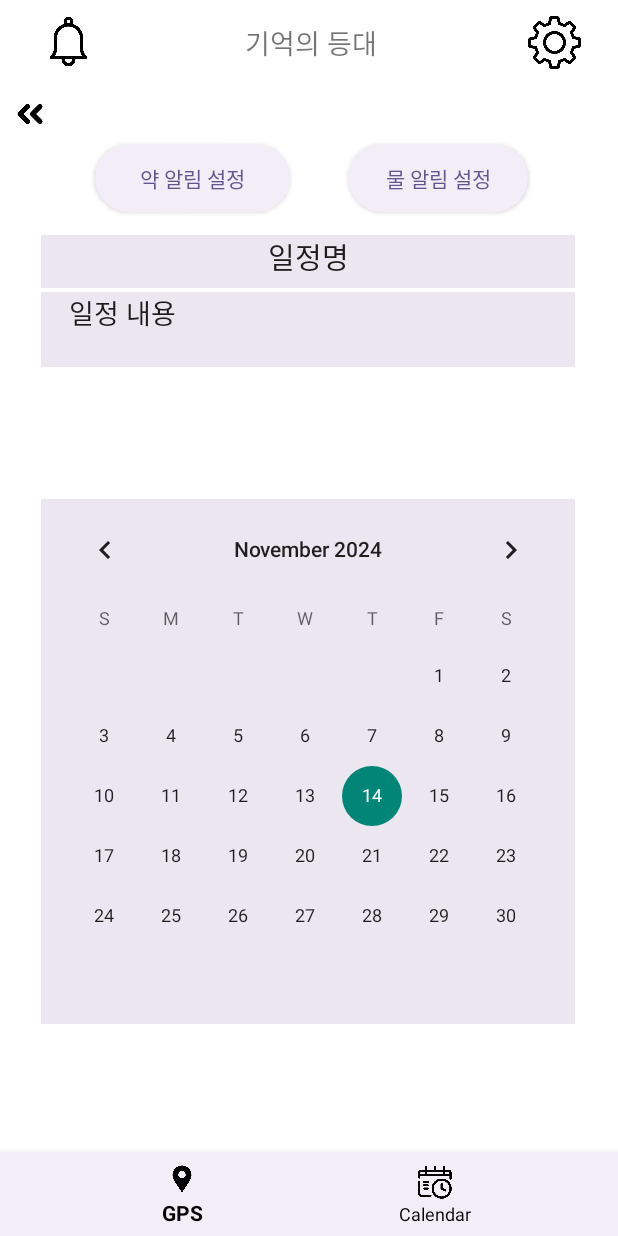
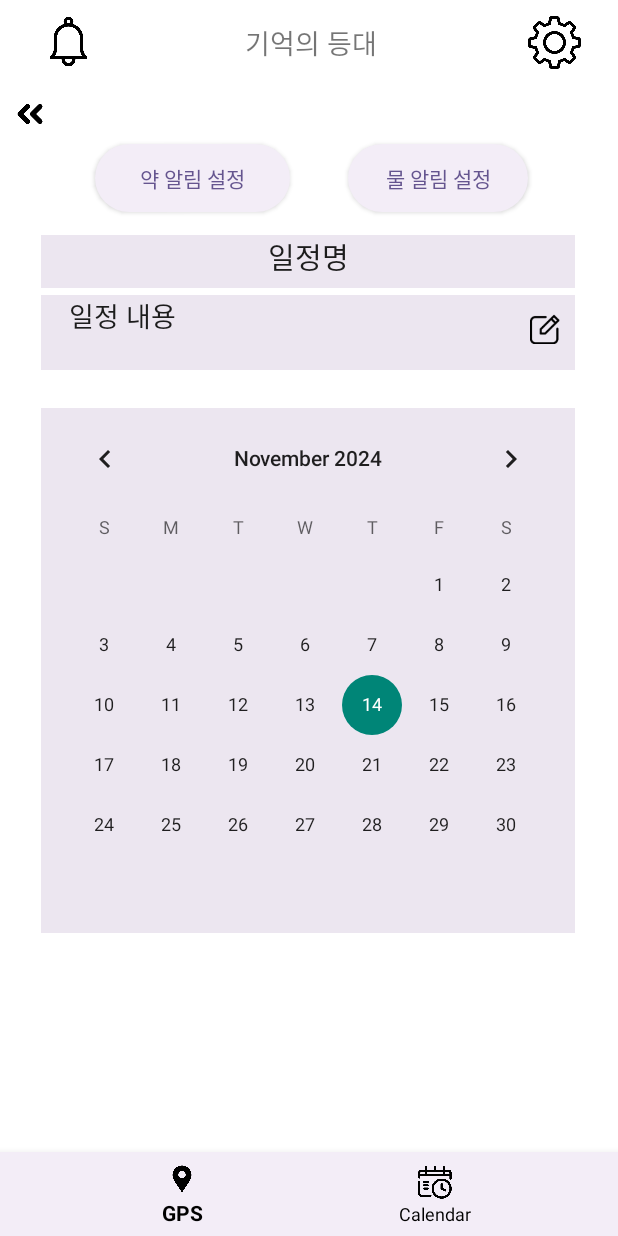
Before and after one commit to Avy012/Care-Assistant, an Android app: the CalenderActivity screen opened directly, with no data from a screen before it, on a phone screen of 412 x 824 dp. Run offline under Robolectric (Android 15) with nearby library versions, the phone set to English and light mode, and no system bars.

Commit message:
1114_캘린더 다시 엎기3

```diff
--- a/Care-Assistant-develop/Care-Assistant-develop/LightHouseOfMemory/app/src/main/java/com/example/lighthouseofmemory/CalenderActivity.java
+++ b/Care-Assistant-develop/Care-Assistant-develop/LightHouseOfMemory/app/src/main/java/com/example/lighthouseofmemory/CalenderActivity.java
@@ -3,6 +3,7 @@ package com.example.lighthouseofmemory;
 import android.content.Intent;
 import android.os.Bundle;
 import android.view.View;
+import android.widget.Button;
 import android.widget.CalendarView;
 import android.widget.ImageButton;
 import android.widget.TextView;
@@ -11,14 +12,21 @@ import androidx.appcompat.app.AppCompatActivity;
 
 public class CalenderActivity extends AppCompatActivity {
 
+    TextView detailTextView;
+    TextView dateTextView;
+    ImageButton Back_b;
+    ImageButton Setting_b;
+    CalendarView calendarView;
+    Button Edit_b;
     @Override
     protected void onCreate(Bundle savedInstanceState) {
         super.onCreate(savedInstanceState);
         setContentView(R.layout.activity_calender);
 
-        TextView detailTextView = findViewById(R.id.detailTextView);
-        TextView dateTextView = findViewById(R.id.dateTextView);
-        ImageButton Back_b = findViewById(R.id.Back_b); // 뒤로 되돌아가는 버튼
+        detailTextView = findViewById(R.id.detailTextView);
+        dateTextView = findViewById(R.id.dateTextView);
+
+        Back_b = findViewById(R.id.Back_b); // 뒤로 되돌아가는 버튼
         Back_b.setOnClickListener(new View.OnClickListener() {
             @Override
             public void onClick(View v) {
@@ -26,7 +34,7 @@ public class CalenderActivity extends AppCompatActivity {
             }
         });
 
-        ImageButton Setting_b = findViewById(R.id.Setting_b); // 설정화면으로 이동하는 버튼
+        Setting_b = findViewById(R.id.Setting_b); // 설정화면으로 이동하는 버튼
         Setting_b.setOnClickListener(new View.OnClickListener() {
             @Override
             public void onClick(View view) {
@@ -35,8 +43,8 @@ public class CalenderActivity extends AppCompatActivity {
             }
         });
 
-        // CalendarView 설정
-        CalendarView calendarView = findViewById(R.id.calendarView);
+        // CalendarView, 날짜를 클릭하면 일정표에
+        calendarView = findViewById(R.id.calendarView);
         calendarView.setOnDateChangeListener(new CalendarView.OnDateChangeListener() {
             @Override
             public void onSelectedDayChange(CalendarView view, int year, int month, int dayOfMonth) {
@@ -55,5 +63,9 @@ public class CalenderActivity extends AppCompatActivity {
                 startActivity(intent);
             }
         });
+
+    Edit_b = findViewById(R.id.edit_b); //이 버튼을 누르면 클릭한 날짜에 해당하는 scheduleActivity로 이동
+
+
     }
 }
--- a/Care-Assistant-develop/Care-Assistant-develop/LightHouseOfMemory/app/src/main/res/layout/activity_calender.xml
+++ b/Care-Assistant-develop/Care-Assistant-develop/LightHouseOfMemory/app/src/main/res/layout/activity_calender.xml
@@ -89,12 +89,12 @@
         android:layout_width="356dp"
         android:layout_height="350dp"
         android:background="#ECE6F0"
-        android:layout_marginBottom="5dp"
+        android:layout_marginTop="25dp"
         app:layout_constraintBottom_toTopOf="@+id/bottomNavigationView"
         app:layout_constraintEnd_toEndOf="parent"
         app:layout_constraintHorizontal_bias="0.49"
         app:layout_constraintStart_toStartOf="parent"
-        app:layout_constraintTop_toBottomOf="@+id/toolbar"
+        app:layout_constraintTop_toBottomOf="@+id/detailTextView"
         app:layout_constraintVertical_bias="0.776" />
 
     <Button
@@ -137,6 +137,7 @@
         android:textAlignment="center"
         android:textColor="@color/gray"
         android:textSize="19sp"
+        app:layout_constraintVertical_chainStyle="packed"
         app:layout_constraintEnd_toEndOf="parent"
         app:layout_constraintHorizontal_bias="0.49"
         app:layout_constraintStart_toStartOf="parent"
@@ -151,10 +152,22 @@
         android:text="    일정 내용"
         android:textColor="@color/gray"
         android:textSize="18sp"
+        app:layout_constraintVertical_chainStyle="packed"
         app:layout_constraintBottom_toTopOf="@+id/calendarView"
         app:layout_constraintEnd_toEndOf="parent"
         app:layout_constraintHorizontal_bias="0.49"
         app:layout_constraintStart_toStartOf="parent"
         app:layout_constraintTop_toBottomOf="@+id/dateTextView"
         app:layout_constraintVertical_bias="0.029" />
+
+    <Button
+        android:id="@+id/edit_b"
+        android:layout_width="20dp"
+        android:layout_height="20dp"
+        android:layout_marginRight="10dp"
+        android:text=""
+        android:background="@drawable/edit_button"
+        app:layout_constraintBottom_toBottomOf="@+id/detailTextView"
+        app:layout_constraintEnd_toEndOf="@+id/detailTextView"
+        app:layout_constraintTop_toBottomOf="@+id/dateTextView" />
 </androidx.constraintlayout.widget.ConstraintLayout>
```
Also changed, not shown: Care-Assistant-develop/Care-Assistant-develop/LightHouseOfMemory/app/src/main/res/drawable/edit_button.png (added).
